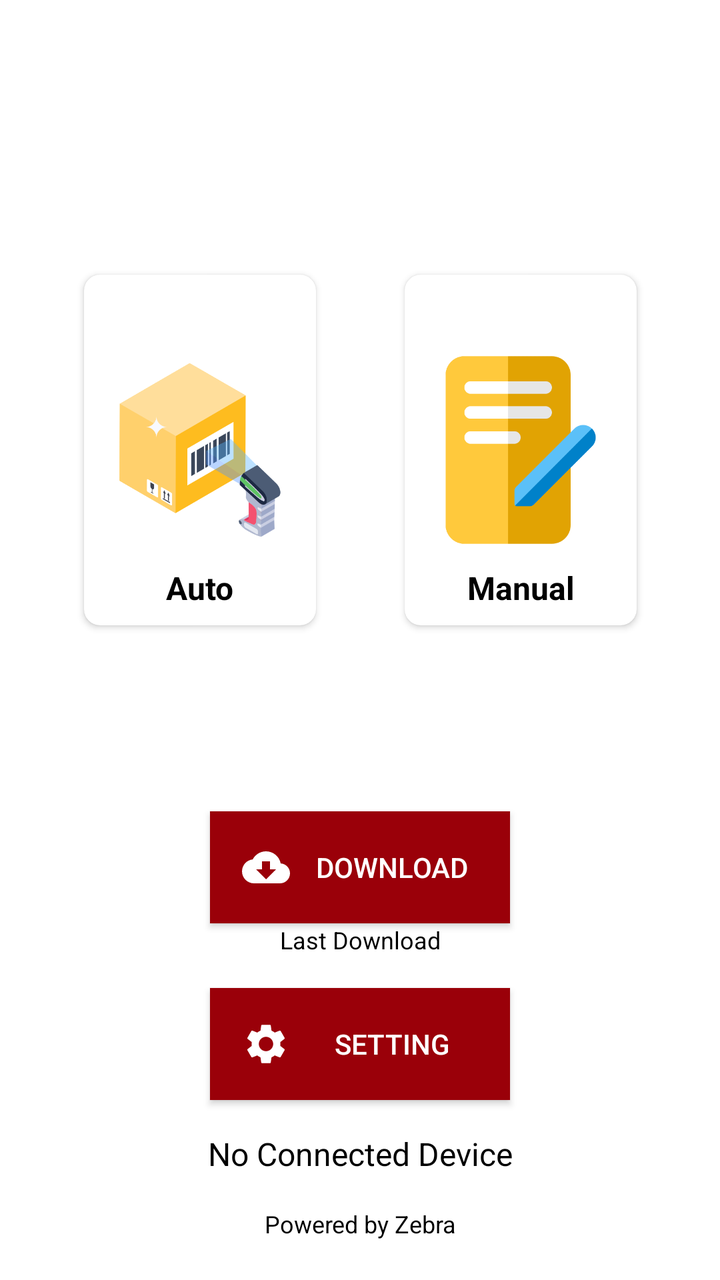
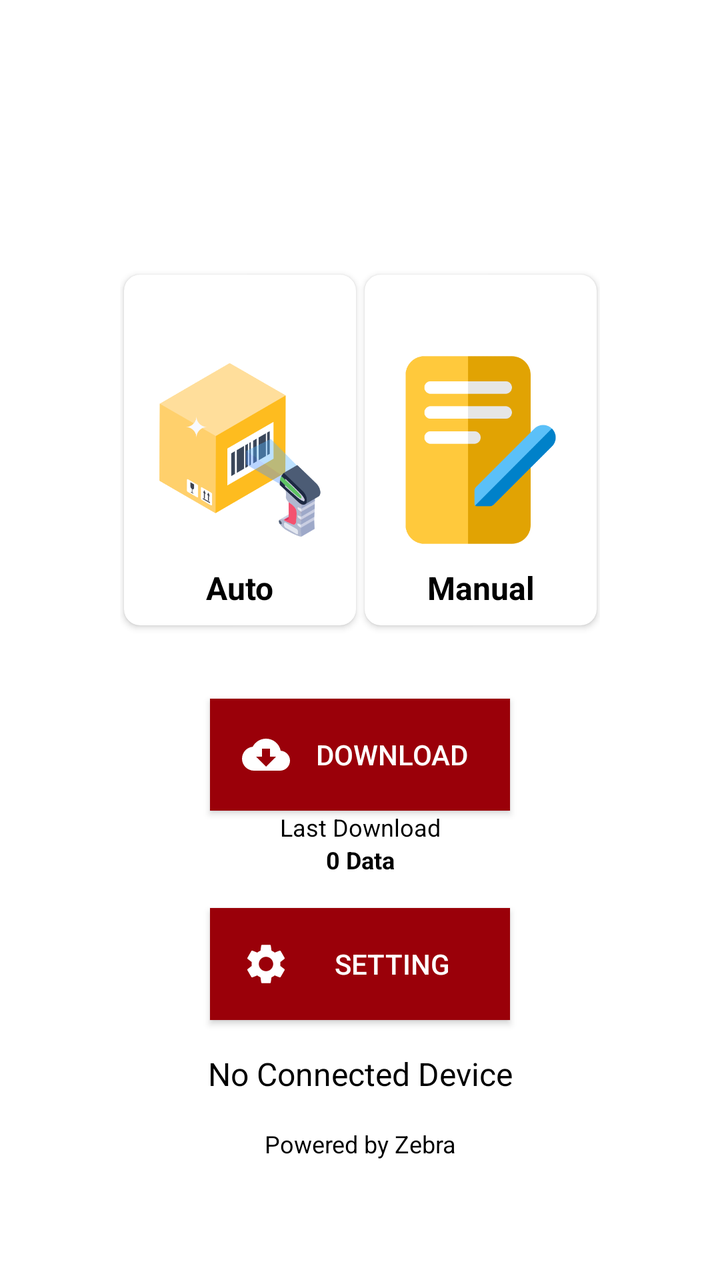

Before-and-after screenshots of an Android layout around one commit, followed by the original layout XML and the change that was made.
<!-- AndroidManifest.xml: application theme Theme.MAPZebraPrinter -->
<!-- res/layout/activity_main.xml -->
<?xml version="1.0" encoding="utf-8"?>
<androidx.constraintlayout.widget.ConstraintLayout xmlns:android="http://schemas.android.com/apk/res/android"
    xmlns:app="http://schemas.android.com/apk/res-auto"
    xmlns:tools="http://schemas.android.com/tools"
    android:id="@+id/main"
    android:layout_width="match_parent"
    android:layout_height="match_parent"
    android:padding="20dp"
    tools:context=".view.MainActivity">

    <View
        android:id="@+id/anchor"
        android:layout_width="1dp"
        android:layout_height="1dp"
        app:layout_constraintBottom_toBottomOf="parent"
        app:layout_constraintEnd_toEndOf="parent"
        app:layout_constraintStart_toStartOf="parent"
        app:layout_constraintTop_toTopOf="parent" />

    <androidx.cardview.widget.CardView
        android:id="@+id/cv_auto"
        android:layout_width="wrap_content"
        android:layout_height="wrap_content"
        android:layout_margin="8dp"
        android:elevation="8dp"
        app:cardCornerRadius="8dp"
        app:layout_constraintBottom_toBottomOf="@id/anchor"
        app:layout_constraintEnd_toStartOf="@id/anchor"
        app:layout_constraintStart_toStartOf="parent">

        <androidx.constraintlayout.widget.ConstraintLayout
            android:layout_width="wrap_content"
            android:layout_height="wrap_content"
            android:padding="8dp">

            <androidx.appcompat.widget.AppCompatButton
                android:id="@+id/btn_auto"
                android:layout_width="100dp"
                android:layout_height="100dp"
                android:background="@drawable/auto"
                app:layout_constraintBottom_toBottomOf="parent"
                app:layout_constraintEnd_toEndOf="parent"
                app:layout_constraintStart_toStartOf="parent"
                app:layout_constraintTop_toTopOf="parent" />

            <TextView
                android:layout_width="wrap_content"
                android:layout_height="wrap_content"
                android:layout_margin="8dp"
                android:text="@string/auto"
                android:textColor="@color/black"
                android:textSize="16sp"
                android:textStyle="bold"
                app:layout_constraintEnd_toEndOf="@id/btn_auto"
                app:layout_constraintStart_toStartOf="@id/btn_auto"
                app:layout_constraintTop_toBottomOf="@+id/btn_auto" />

        </androidx.constraintlayout.widget.ConstraintLayout>

    </androidx.cardview.widget.CardView>

    <androidx.cardview.widget.CardView
        android:id="@+id/cv_manual"
        android:layout_width="wrap_content"
        android:layout_height="wrap_content"
        android:layout_margin="8dp"
        android:elevation="8dp"
        app:cardCornerRadius="8dp"
        app:layout_constraintBottom_toBottomOf="@id/anchor"
        app:layout_constraintEnd_toEndOf="parent"
        app:layout_constraintStart_toEndOf="@id/anchor">

        <androidx.constraintlayout.widget.ConstraintLayout
            android:layout_width="wrap_content"
            android:layout_height="wrap_content"
            android:padding="8dp">

            <androidx.appcompat.widget.AppCompatButton
                android:id="@+id/btn_manual"
                android:layout_width="100dp"
                android:layout_height="100dp"
                android:background="@drawable/manual"
                app:layout_constraintBottom_toBottomOf="parent"
                app:layout_constraintEnd_toEndOf="parent"
                app:layout_constraintStart_toStartOf="parent"
                app:layout_constraintTop_toTopOf="parent" />

            <TextView
                android:layout_width="wrap_content"
                android:layout_height="wrap_content"
                android:layout_margin="8dp"
                android:text="@string/manual"
                android:textColor="@color/black"
                android:textSize="16sp"
                android:textStyle="bold"
                app:layout_constraintEnd_toEndOf="@id/btn_manual"
                app:layout_constraintStart_toStartOf="@id/btn_manual"
                app:layout_constraintTop_toBottomOf="@+id/btn_manual" />

        </androidx.constraintlayout.widget.ConstraintLayout>

    </androidx.cardview.widget.CardView>

    <androidx.appcompat.widget.AppCompatButton
        android:id="@+id/btn_download"
        android:layout_width="150dp"
        android:layout_height="wrap_content"
        android:background="@color/primary_color"
        android:drawableStart="@drawable/baseline_cloud_download_24"
        android:drawablePadding="8dp"
        android:padding="16dp"
        android:text="@string/download"
        android:textColor="@color/white"
        app:layout_constraintBottom_toTopOf="@+id/tv_last_download"
        app:layout_constraintEnd_toEndOf="parent"
        app:layout_constraintStart_toStartOf="parent" />

    <TextView
        android:id="@+id/tv_last_download"
        android:layout_width="match_parent"
        android:layout_height="wrap_content"
        android:layout_marginBottom="16dp"
        android:gravity="center"
        android:text="@string/last_sync"
        android:textColor="@color/black"
        android:textSize="12sp"
        app:layout_constraintBottom_toTopOf="@+id/btn_setting" />

    <androidx.appcompat.widget.AppCompatButton
        android:id="@+id/btn_setting"
        android:layout_width="150dp"
        android:layout_height="wrap_content"
        android:layout_margin="16dp"
        android:background="@color/primary_color"
        android:drawableStart="@drawable/baseline_settings_24"
        android:drawablePadding="8dp"
        android:padding="16dp"
        android:text="@string/setting"
        android:textColor="@color/white"
        app:layout_constraintBottom_toTopOf="@+id/tv_printer"
        app:layout_constraintEnd_toEndOf="parent"
        app:layout_constraintStart_toStartOf="parent" />

    <TextView
        android:id="@+id/tv_printer"
        android:layout_width="match_parent"
        android:layout_height="wrap_content"
        android:layout_margin="16dp"
        android:gravity="center"
        android:text="@string/no_connected_device"
        android:textColor="@color/black"
        android:textSize="16sp"
        app:layout_constraintBottom_toTopOf="@+id/tv_powered" />

    <TextView
        android:id="@+id/tv_powered"
        android:layout_width="match_parent"
        android:layout_height="wrap_content"
        android:gravity="center"
        android:text="@string/powered_by_zebra"
        android:textColor="@color/black"
        android:textSize="12sp"
        app:layout_constraintBottom_toBottomOf="parent" />

</androidx.constraintlayout.widget.ConstraintLayout>
<!-- resources referenced by this layout -->
<resources>
  <color name="black">#FF000000</color>
  <color name="primary_color">#9A0009</color>
  <color name="white">#FFFFFFFF</color>
  <!-- drawable auto: png bitmap (drawable, 35378 bytes) -->
  <!-- drawable baseline_cloud_download_24 (drawable) -->
  <vector xmlns:android="http://schemas.android.com/apk/res/android" android:height="24dp" android:tint="#FFFFFF" android:viewportHeight="24" android:viewportWidth="24" android:width="24dp">
        
      <path android:fillColor="@android:color/white" android:pathData="M19.35,10.04C18.67,6.59 15.64,4 12,4 9.11,4 6.6,5.64 5.35,8.04 2.34,8.36 0,10.91 0,14c0,3.31 2.69,6 6,6h13c2.76,0 5,-2.24 5,-5 0,-2.64 -2.05,-4.78 -4.65,-4.96zM17,13l-5,5 -5,-5h3V9h4v4h3z"/>
      
  </vector>
  <!-- drawable baseline_settings_24 (drawable) -->
  <vector xmlns:android="http://schemas.android.com/apk/res/android" android:height="24dp" android:tint="#FFFFFF" android:viewportHeight="24" android:viewportWidth="24" android:width="24dp">
        
      <path android:fillColor="@android:color/white" android:pathData="M19.14,12.94c0.04,-0.3 0.06,-0.61 0.06,-0.94c0,-0.32 -0.02,-0.64 -0.07,-0.94l2.03,-1.58c0.18,-0.14 0.23,-0.41 0.12,-0.61l-1.92,-3.32c-0.12,-0.22 -0.37,-0.29 -0.59,-0.22l-2.39,0.96c-0.5,-0.38 -1.03,-0.7 -1.62,-0.94L14.4,2.81c-0.04,-0.24 -0.24,-0.41 -0.48,-0.41h-3.84c-0.24,0 -0.43,0.17 -0.47,0.41L9.25,5.35C8.66,5.59 8.12,5.92 7.63,6.29L5.24,5.33c-0.22,-0.08 -0.47,0 -0.59,0.22L2.74,8.87C2.62,9.08 2.66,9.34 2.86,9.48l2.03,1.58C4.84,11.36 4.8,11.69 4.8,12s0.02,0.64 0.07,0.94l-2.03,1.58c-0.18,0.14 -0.23,0.41 -0.12,0.61l1.92,3.32c0.12,0.22 0.37,0.29 0.59,0.22l2.39,-0.96c0.5,0.38 1.03,0.7 1.62,0.94l0.36,2.54c0.05,0.24 0.24,0.41 0.48,0.41h3.84c0.24,0 0.44,-0.17 0.47,-0.41l0.36,-2.54c0.59,-0.24 1.13,-0.56 1.62,-0.94l2.39,0.96c0.22,0.08 0.47,0 0.59,-0.22l1.92,-3.32c0.12,-0.22 0.07,-0.47 -0.12,-0.61L19.14,12.94zM12,15.6c-1.98,0 -3.6,-1.62 -3.6,-3.6s1.62,-3.6 3.6,-3.6s3.6,1.62 3.6,3.6S13.98,15.6 12,15.6z"/>
      
  </vector>
  <!-- drawable manual: png bitmap (drawable, 10208 bytes) -->
  <string name="auto">Auto</string>
  <string name="download">Download</string>
  <string name="last_sync">Last Download</string>
  <string name="manual">Manual</string>
  <string name="no_connected_device">No Connected Device</string>
  <string name="powered_by_zebra">Powered by Zebra</string>
  <string name="setting">Setting</string>
  <style name="Theme.MAPZebraPrinter" parent="Theme.MaterialComponents.DayNight.DarkActionBar">
          
          <item name="colorPrimary">@color/primary_color</item>
          <item name="colorPrimaryVariant">@color/purple_700</item>
          <item name="colorOnPrimary">@color/white</item>
          
          <item name="colorSecondary">@color/teal_200</item>
          <item name="colorSecondaryVariant">@color/teal_700</item>
          <item name="colorOnSecondary">@color/black</item>
          
          <item name="android:statusBarColor">?attr/colorPrimaryVariant</item>
          
      </style>
  <color name="purple_700">#FF3700B3</color>
  <color name="teal_200">#FF03DAC5</color>
  <color name="teal_700">#FF018786</color>
</resources>

<!-- the commit's change to res/layout/activity_main.xml (unified diff, before → after) -->
@@ -5,7 +5,7 @@
     android:id="@+id/main"
     android:layout_width="match_parent"
     android:layout_height="match_parent"
-    android:padding="20dp"
+    android:padding="60dp"
     tools:context=".view.MainActivity">
 
     <View
@@ -119,11 +119,22 @@
         android:id="@+id/tv_last_download"
         android:layout_width="match_parent"
         android:layout_height="wrap_content"
-        android:layout_marginBottom="16dp"
         android:gravity="center"
         android:text="@string/last_sync"
         android:textColor="@color/black"
         android:textSize="12sp"
+        app:layout_constraintBottom_toTopOf="@+id/tv_counter_download" />
+
+    <TextView
+        android:id="@+id/tv_counter_download"
+        android:layout_width="match_parent"
+        android:layout_height="wrap_content"
+        android:layout_marginBottom="16dp"
+        android:gravity="center"
+        android:text="0 Data"
+        android:textColor="@color/black"
+        android:textSize="12sp"
+        android:textStyle="bold"
         app:layout_constraintBottom_toTopOf="@+id/btn_setting" />
 
     <androidx.appcompat.widget.AppCompatButton
